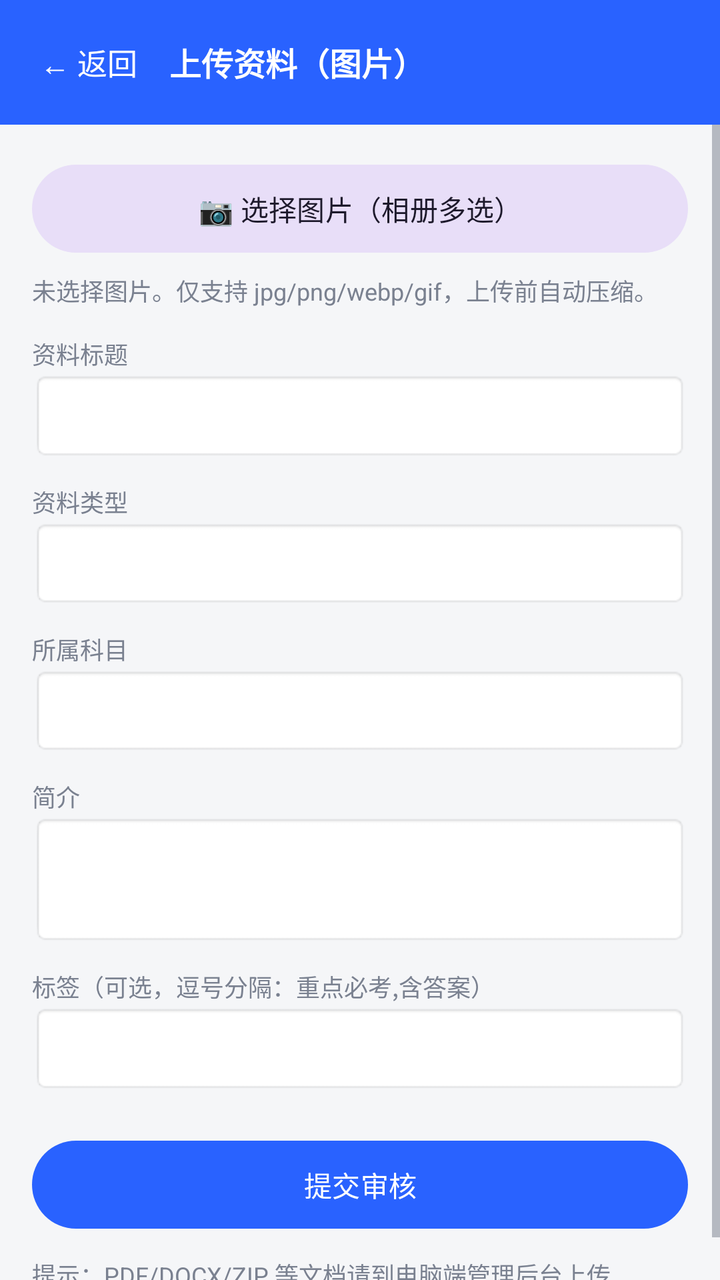
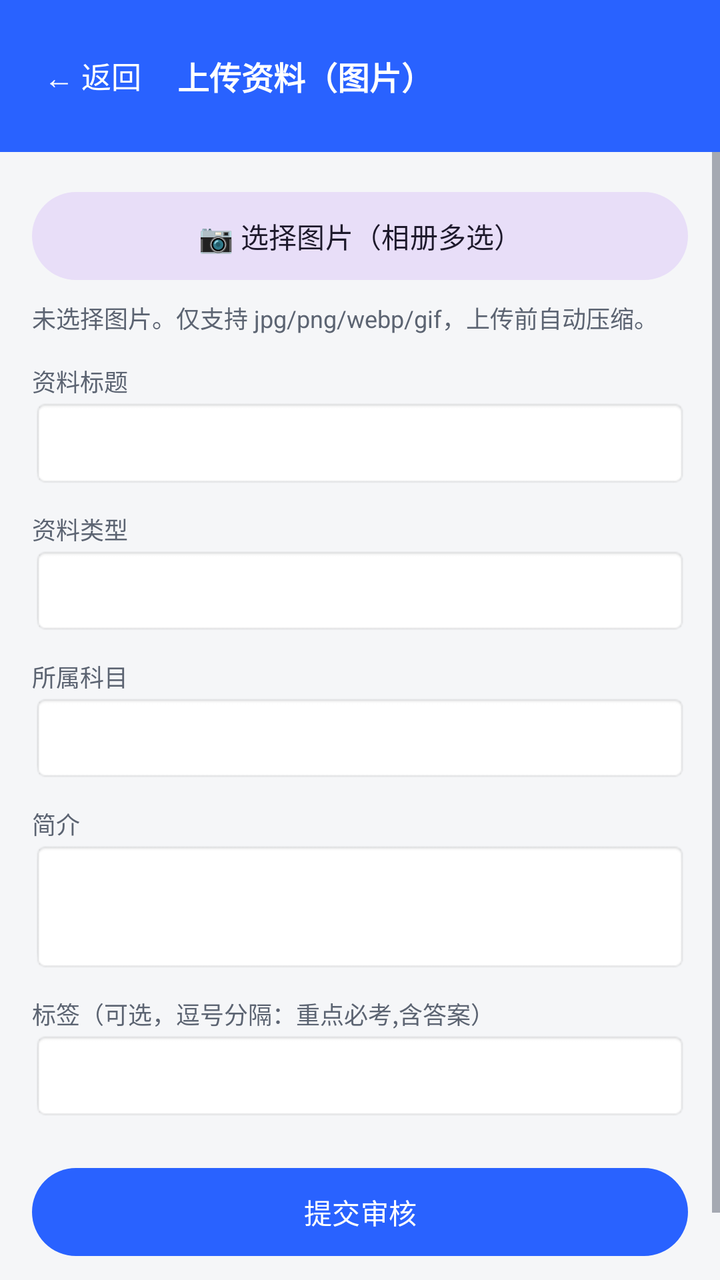

Screens rendered from an Android XML layout before and after an edit, with the pre-edit source and the edit as a unified diff.
<!-- AndroidManifest.xml: application theme Theme.ExamPrep -->
<!-- res/layout/activity_upload.xml -->
<?xml version="1.0" encoding="utf-8"?>
<LinearLayout xmlns:android="http://schemas.android.com/apk/res/android"
    android:layout_width="match_parent" android:layout_height="match_parent"
    android:orientation="vertical" android:background="@color/bg">

    <LinearLayout
        android:layout_width="match_parent" android:layout_height="wrap_content"
        android:background="@color/primary" android:gravity="center_vertical"
        android:orientation="horizontal" android:padding="14dp">
        <TextView
            android:id="@+id/btnBack"
            android:layout_width="wrap_content" android:layout_height="wrap_content"
            android:padding="6dp" android:text="← 返回"
            android:textColor="#FFFFFF" android:textSize="15sp" />
        <TextView
            android:layout_width="0dp" android:layout_weight="1"
            android:layout_height="wrap_content" android:layout_marginStart="10dp"
            android:text="上传资料（图片）" android:textColor="#FFFFFF" android:textSize="16sp"
            android:textStyle="bold" />
    </LinearLayout>

    <ScrollView
        android:layout_width="match_parent" android:layout_height="0dp"
        android:layout_weight="1" android:fillViewport="true">

        <LinearLayout
            android:layout_width="match_parent" android:layout_height="wrap_content"
            android:orientation="vertical" android:padding="16dp">

            <com.google.android.material.button.MaterialButton
                android:id="@+id/btnPick"
                style="@style/Widget.Material3.Button.TonalButton"
                android:layout_width="match_parent" android:layout_height="52dp"
                android:text="📷 选择图片（相册多选）" />

            <TextView
                android:id="@+id/tvPicked"
                style="@style/StatLabel" android:layout_marginTop="6dp"
                android:text="未选择图片。仅支持 jpg/png/webp/gif，上传前自动压缩。" />

            <TextView style="@style/StatLabel" android:layout_marginTop="14dp" android:text="资料标题" />
            <EditText
                android:id="@+id/etTitle"
                android:layout_width="match_parent" android:layout_height="wrap_content"
                android:background="@android:drawable/editbox_background" android:padding="10dp"
                android:inputType="text" android:maxLines="1" />

            <TextView style="@style/StatLabel" android:layout_marginTop="12dp" android:text="资料类型" />
            <Spinner
                android:id="@+id/spType"
                android:layout_width="match_parent" android:layout_height="44dp"
                android:background="@android:drawable/editbox_background" />

            <TextView style="@style/StatLabel" android:layout_marginTop="12dp" android:text="所属科目" />
            <Spinner
                android:id="@+id/spSubject"
                android:layout_width="match_parent" android:layout_height="44dp"
                android:background="@android:drawable/editbox_background" />

            <TextView style="@style/StatLabel" android:layout_marginTop="12dp" android:text="简介" />
            <EditText
                android:id="@+id/etDesc"
                android:layout_width="match_parent" android:layout_height="wrap_content"
                android:background="@android:drawable/editbox_background" android:padding="10dp"
                android:inputType="textMultiLine" android:minLines="2" />

            <TextView style="@style/StatLabel" android:layout_marginTop="12dp" android:text="标签（可选，逗号分隔：重点必考,含答案）" />
            <EditText
                android:id="@+id/etTags"
                android:layout_width="match_parent" android:layout_height="wrap_content"
                android:background="@android:drawable/editbox_background" android:padding="10dp"
                android:inputType="text" android:maxLines="1" />

            <com.google.android.material.button.MaterialButton
                android:id="@+id/btnSubmit"
                android:layout_width="match_parent" android:layout_height="52dp"
                android:layout_marginTop="20dp" android:text="提交审核" />

            <TextView
                style="@style/StatLabel" android:layout_marginTop="10dp" android:gravity="center"
                android:text="提示：PDF/DOCX/ZIP 等文档请到电脑端管理后台上传" />
        </LinearLayout>
    </ScrollView>
</LinearLayout>
<!-- resources referenced by this layout -->
<resources>
  <color name="bg">#F5F6F8</color>
  <color name="primary">#2962FF</color>
  <style name="StatLabel">
          <item name="android:layout_width">wrap_content</item>
          <item name="android:layout_height">wrap_content</item>
          <item name="android:textColor">@color/text_sub</item>
          <item name="android:textSize">12sp</item>
      </style>
  <style name="Theme.ExamPrep" parent="Theme.Material3.DayNight.NoActionBar">
          <item name="colorPrimary">@color/primary</item>
          <item name="colorOnPrimary">#FFFFFF</item>
          <item name="colorPrimaryContainer">@color/chip_bg</item>
          <item name="colorSecondary">@color/accent</item>
          <item name="android:colorBackground">@color/bg</item>
          <item name="colorSurface">@color/card</item>
          <item name="android:statusBarColor">@color/primary</item>
          <item name="android:textColorPrimary">@color/text_main</item>
          <item name="android:textColorSecondary">@color/text_sub</item>
      </style>
  <color name="text_sub">#7A8190</color>
  <color name="chip_bg">#EEF2FF</color>
  <color name="accent">#00BFA5</color>
  <color name="card">#FFFFFF</color>
  <color name="text_main">#1B1F27</color>
</resources>

<!-- the commit's change to res/layout/activity_upload.xml (unified diff, before → after) -->
@@ -8,6 +8,7 @@
         android:background="@color/primary" android:gravity="center_vertical"
         android:orientation="horizontal" android:padding="14dp">
         <TextView
+            style="@style/TopAction"
             android:id="@+id/btnBack"
             android:layout_width="wrap_content" android:layout_height="wrap_content"
             android:padding="6dp" android:text="← 返回"
<!-- resource entries referenced after the edit -->
@@ -7,6 +7,18 @@
           <item name="android:layout_height">wrap_content</item>
           <item name="android:textColor">@color/text_sub</item>
           <item name="android:textSize">12sp</item>
+      </style>
+  <style name="TopAction">
+          <item name="android:layout_width">wrap_content</item>
+          <item name="android:layout_height">wrap_content</item>
+          <item name="android:minWidth">48dp</item>
+          <item name="android:minHeight">48dp</item>
+          <item name="android:gravity">center</item>
+          <item name="android:paddingStart">8dp</item>
+          <item name="android:paddingEnd">8dp</item>
+          <item name="android:textColor">#FFFFFF</item>
+          <item name="android:textSize">15sp</item>
+          <item name="android:background">?attr/selectableItemBackground</item>
       </style>
   <style name="Theme.ExamPrep" parent="Theme.Material3.DayNight.NoActionBar">
           <item name="colorPrimary">@color/primary</item>
@@ -19,7 +31,7 @@
           <item name="android:textColorPrimary">@color/text_main</item>
           <item name="android:textColorSecondary">@color/text_sub</item>
       </style>
-  <color name="text_sub">#7A8190</color>
+  <color name="text_sub">#5C6472</color>
   <color name="chip_bg">#EEF2FF</color>
   <color name="accent">#00BFA5</color>
   <color name="card">#FFFFFF</color>
